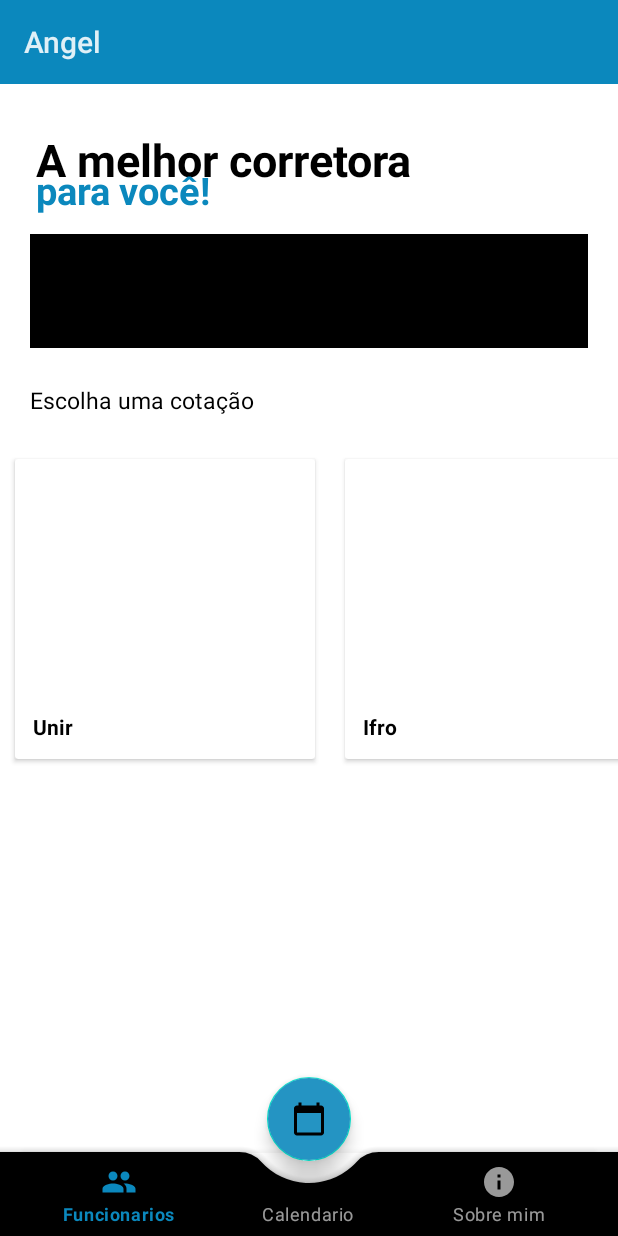
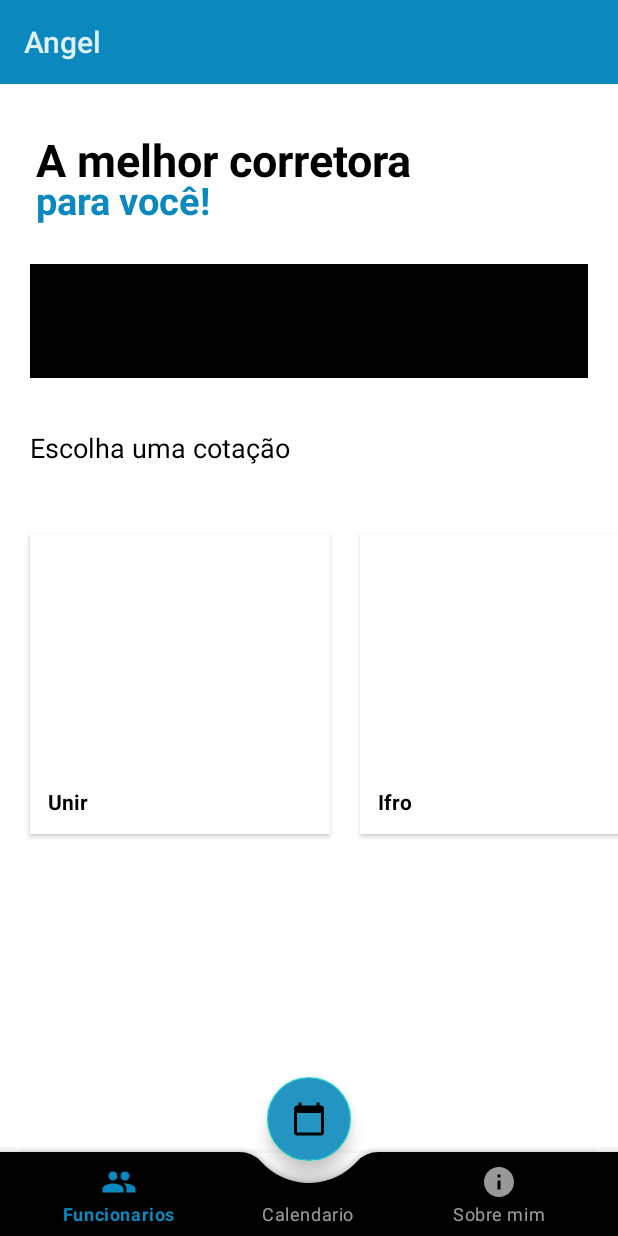
Before and after one commit to joaovictor78/app_corretagem, an Android app: the screen it shows after launch (homeActivity), on a phone screen of 412 x 824 dp. Run offline under Robolectric (Android 15) with nearby library versions, the phone set to English and light mode, and no system bars.

```diff
--- /dev/null
+++ b/app/src/main/res/drawable/ic_home.xml
@@ -0,0 +1,5 @@
+<vector android:height="24dp" android:tint="#FFFFFF"
+    android:viewportHeight="24" android:viewportWidth="24"
+    android:width="24dp" xmlns:android="http://schemas.android.com/apk/res/android">
+    <path android:fillColor="@android:color/white" android:pathData="M10,20v-6h4v6h5v-8h3L12,3 2,12h3v8z"/>
+</vector>
--- a/app/src/main/res/layout/card_item.xml
+++ b/app/src/main/res/layout/card_item.xml
@@ -7,7 +7,7 @@
     android:layout_marginLeft="10dp"
     android:layout_marginRight="10dp"
     card_view:cardBackgroundColor="@color/white"
-    card_view:cardCornerRadius="2dp"
+    card_view:cardCornerRadius="0dp"
     >
 
         <TextView
--- a/app/src/main/res/layout/home_activity.xml
+++ b/app/src/main/res/layout/home_activity.xml
@@ -13,6 +13,7 @@
         android:layout_height="wrap_content"
         android:layout_marginTop="30dp"
         android:layout_marginLeft="24dp"
+        android:layout_marginBottom="50dp"
         android:text="A melhor corretora"
         android:textColor="@color/black"
         android:textSize="30sp"
@@ -24,8 +25,8 @@
         android:id="@+id/subtitleMain"
         android:layout_width="wrap_content"
         android:layout_height="wrap_content"
-        android:layout_marginStart="24dp"
-        android:layout_marginLeft="20dp"
+        android:layout_marginTop="60dp"
+        android:layout_marginLeft="24dp"
         android:text="para você!"
         android:textColor="#0B88BD"
         android:textSize="25sp"
@@ -40,7 +41,7 @@
         android:layout_height="76dp"
         android:layout_marginLeft="20dp"
         android:layout_marginRight="20dp"
-        android:layout_marginTop="100dp"
+        android:layout_marginTop="120dp"
         android:background="@color/black"
         app:layout_anchor="@id/subtitleMain"
         app:layout_anchorGravity="bottom"
@@ -50,12 +51,12 @@
         android:id="@+id/categories"
         android:layout_width="wrap_content"
         android:layout_height="wrap_content"
-        android:layout_marginTop="200dp"
+        android:layout_marginTop="230dp"
         android:layout_marginLeft="20dp"
         android:layout_marginBottom="20dp"
         android:text="Escolha uma cotação"
         android:textColor="@color/black"
-        android:textSize="15sp"
+        android:textSize="18sp"
         app:layout_anchorGravity="bottom"
         app:layout_anchor="@id/banner"></TextView>
 
@@ -63,7 +64,9 @@
         android:id="@+id/rowlistview"
         android:layout_width="match_parent"
         android:layout_height="wrap_content"
-        android:layout_marginTop="250dp"
+        android:layout_marginLeft="10dp"
+        android:layout_marginRight="10dp"
+        android:layout_marginTop="300dp"
         android:orientation="horizontal"
         app:layoutManager="androidx.recyclerview.widget.LinearLayoutManager"
         app:layout_anchor="@+id/categories"
--- /dev/null
+++ b/app/src/main/res/navigation/navigation.xml
@@ -0,0 +1,5 @@
+<?xml version="1.0" encoding="utf-8"?>
+<navigation xmlns:android="http://schemas.android.com/apk/res/android"
+    xmlns:app="http://schemas.android.com/apk/res-auto" android:id="@+id/navigation">
+
+</navigation>
```
Also changed, not shown: app/src/main/java/com/example/corretagemapp/Funcionarios.java (added, +64 -0 lines), app/src/main/java/com/example/corretagemapp/Home.java (added, +64 -0 lines), app/src/main/res/layout/fragment_funcionarios.xml (added, +14 -0 lines), app/src/main/res/layout/fragment_home.xml (added, +14 -0 lines), app/src/main/res/drawable/banner.png (added).
